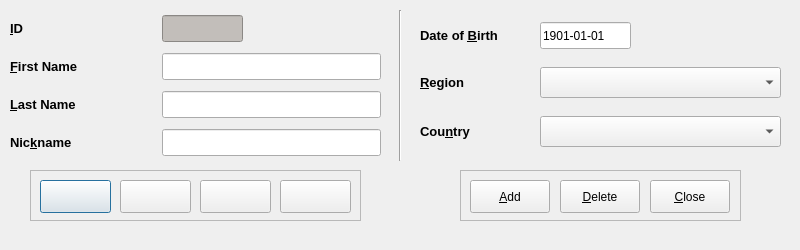
First picture: the form in code/pyqt/gui/manager_entry.ui, repository soccermetrics/marcotti-desktop, before the edit.
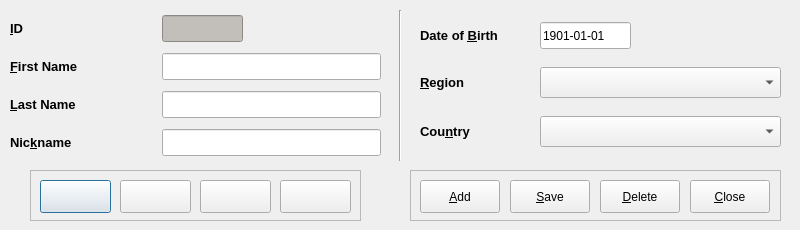
Second picture: the form after the edit. Icons and pictures are not drawn.

Commit message: Added Save button to UIs, rebuilt autocoded Python files (#13)

What changed in the file:
```diff
--- a/code/pyqt/gui/manager_entry.ui
+++ b/code/pyqt/gui/manager_entry.ui
@@ -7,19 +7,19 @@
     <x>0</x>
     <y>0</y>
     <width>800</width>
-    <height>250</height>
+    <height>230</height>
    </rect>
   </property>
   <property name="minimumSize">
    <size>
     <width>800</width>
-    <height>250</height>
+    <height>230</height>
    </size>
   </property>
   <property name="maximumSize">
    <size>
     <width>800</width>
-    <height>250</height>
+    <height>230</height>
    </size>
   </property>
   <property name="windowTitle">
@@ -172,9 +172,9 @@
   <widget class="QFrame" name="frame">
    <property name="geometry">
     <rect>
-     <x>460</x>
+     <x>410</x>
      <y>170</y>
-     <width>281</width>
+     <width>371</width>
      <height>51</height>
     </rect>
    </property>
@@ -216,7 +216,7 @@
       <normaloff>:/images/add.png</normaloff>:/images/add.png</iconset>
     </property>
    </widget>
-   <widget class="QPushButton" name="deleteEntry">
+   <widget class="QPushButton" name="saveEntry">
     <property name="geometry">
      <rect>
       <x>100</x>
@@ -241,6 +241,38 @@
      <string>Delete Entry</string>
     </property>
     <property name="text">
+     <string>&amp;Save</string>
+    </property>
+    <property name="icon">
+     <iconset resource="fmrd_resources.qrc">
+      <normaloff>:/images/save.png</normaloff>:/images/save.png</iconset>
+    </property>
+   </widget>
+   <widget class="QPushButton" name="deleteEntry">
+    <property name="geometry">
+     <rect>
+      <x>190</x>
+      <y>10</y>
+      <width>80</width>
+      <height>33</height>
+     </rect>
+    </property>
+    <property name="minimumSize">
+     <size>
+      <width>80</width>
+      <height>33</height>
+     </size>
+    </property>
+    <property name="maximumSize">
+     <size>
+      <width>80</width>
+      <height>33</height>
+     </size>
+    </property>
+    <property name="toolTip">
+     <string>Delete Entry</string>
+    </property>
+    <property name="text">
      <string>&amp;Delete</string>
     </property>
     <property name="icon">
@@ -251,7 +283,7 @@
    <widget class="QPushButton" name="closeButton">
     <property name="geometry">
      <rect>
-      <x>190</x>
+      <x>280</x>
       <y>10</y>
       <width>80</width>
       <height>33</height>
```
The commit also changes 52 other files.
